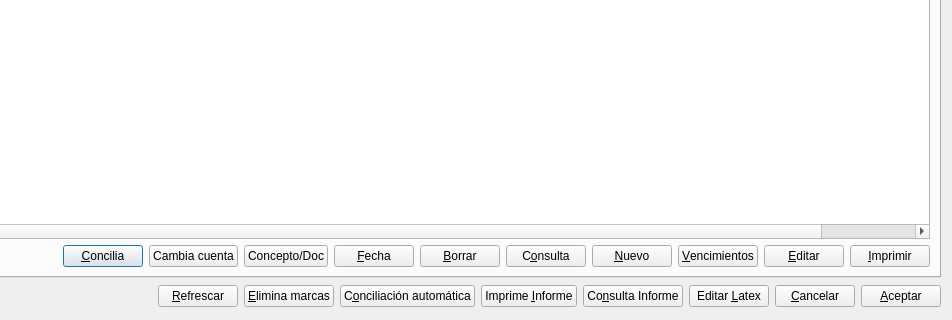
DIBOSAJM/keme, file concilia.ui: the form before one commit; both pictures show x 239 to 1191 and y 408 to 728 of the 1191 by 728 pixel window.
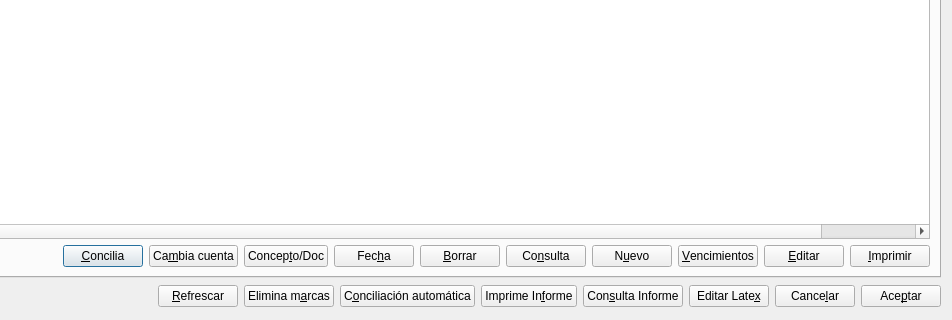
The form after the commit. Icons and pictures are not drawn.

```diff
--- a/concilia.ui
+++ b/concilia.ui
@@ -164,7 +164,7 @@
            <item>
             <widget class="QPushButton" name="cambia_cuenta_pushButton">
              <property name="text">
-              <string>Cambia cuenta</string>
+              <string>Ca&amp;mbia cuenta</string>
              </property>
              <property name="icon">
               <iconset resource="keme.qrc">
@@ -175,7 +175,7 @@
            <item>
             <widget class="QPushButton" name="conc_doc_pushButton">
              <property name="text">
-              <string>Concepto/Doc</string>
+              <string>Concep&amp;to/Doc</string>
              </property>
              <property name="icon">
               <iconset resource="keme.qrc">
@@ -186,7 +186,7 @@
            <item>
             <widget class="QPushButton" name="fechapushButton">
              <property name="text">
-              <string>&amp;Fecha</string>
+              <string>Fec&amp;ha</string>
              </property>
              <property name="icon">
               <iconset resource="keme.qrc">
@@ -208,7 +208,7 @@
            <item>
             <widget class="QPushButton" name="consultapushButton">
              <property name="text">
-              <string>C&amp;onsulta</string>
+              <string>Co&amp;nsulta</string>
              </property>
              <property name="icon">
               <iconset resource="keme.qrc">
@@ -219,7 +219,7 @@
            <item>
             <widget class="QPushButton" name="nuevopushButton">
              <property name="text">
-              <string>&amp;Nuevo</string>
+              <string>N&amp;uevo</string>
              </property>
              <property name="icon">
               <iconset resource="keme.qrc">
@@ -607,7 +607,7 @@
      <item>
       <widget class="QPushButton" name="eliminapushButton">
        <property name="text">
-        <string>&amp;Elimina marcas</string>
+        <string>Elimina m&amp;arcas</string>
        </property>
       </widget>
      </item>
@@ -621,35 +621,35 @@
      <item>
       <widget class="QPushButton" name="imprimeinfpushButton">
        <property name="text">
-        <string>Imprime &amp;Informe</string>
+        <string>Imprime In&amp;forme</string>
        </property>
       </widget>
      </item>
      <item>
       <widget class="QPushButton" name="consultainfpushButton">
        <property name="text">
-        <string>Co&amp;nsulta Informe</string>
+        <string>Con&amp;sulta Informe</string>
        </property>
       </widget>
      </item>
      <item>
       <widget class="QPushButton" name="latexpushButton">
        <property name="text">
-        <string>Editar &amp;Latex</string>
+        <string>Editar Late&amp;x</string>
        </property>
       </widget>
      </item>
      <item>
       <widget class="QPushButton" name="cancelarpushButton">
        <property name="text">
-        <string>&amp;Cancelar</string>
+        <string>Cance&amp;lar</string>
        </property>
       </widget>
      </item>
      <item>
       <widget class="QPushButton" name="aceptarpushButton">
        <property name="text">
-        <string>&amp;Aceptar</string>
+        <string>Ace&amp;ptar</string>
        </property>
       </widget>
      </item>
```
Left out of the diff: 21 changed lines with no effect on the pictures.
